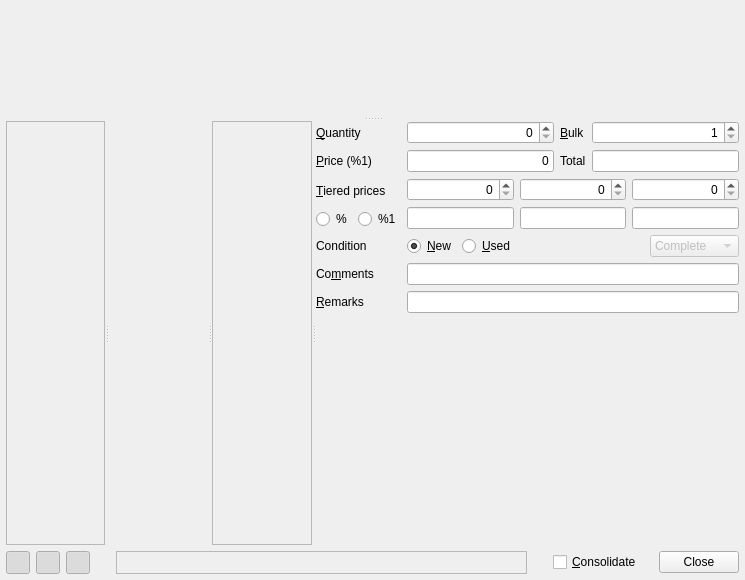
The window that src/additemdialog.ui (rgriebl/brickstore) describes before a commit, drawn with Qt 5.
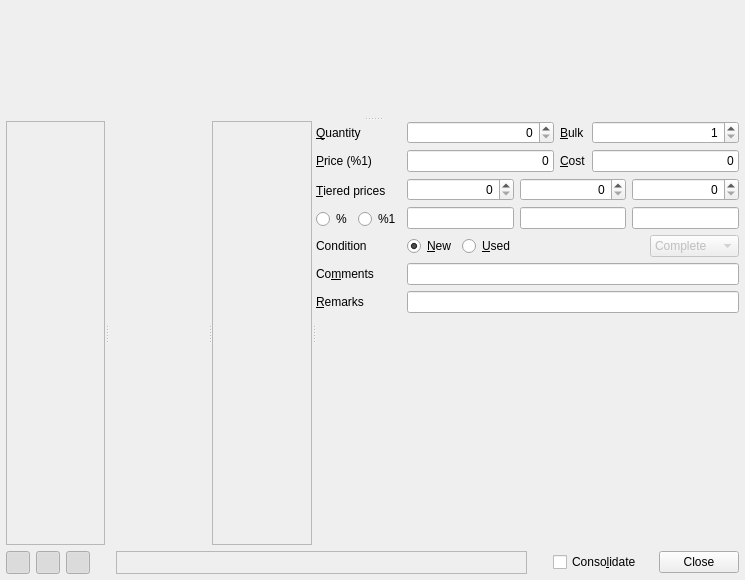
The same window after the commit. Icons and pictures are not drawn. Custom widgets are drawn as their Qt base class.

Commit message:
Replace the "Total" with a new "Cost" input field in the add-items dialog
Closes: #129

Patch:
```diff
--- a/src/additemdialog.ui
+++ b/src/additemdialog.ui
@@ -109,7 +109,10 @@
         <item row="1" column="2">
          <widget class="QLabel" name="label_4">
           <property name="text">
-           <string>Total</string>
+           <string notr="true">&amp;Cost</string>
+          </property>
+          <property name="buddy">
+           <cstring>w_cost</cstring>
           </property>
          </widget>
         </item>
@@ -186,13 +189,13 @@
          </widget>
         </item>
         <item row="1" column="3">
-         <widget class="QLineEdit" name="w_total">
+         <widget class="QLineEdit" name="w_cost">
+          <property name="text">
+           <string notr="true">0</string>
+          </property>
           <property name="alignment">
            <set>Qt::AlignRight|Qt::AlignTrailing|Qt::AlignVCenter</set>
           </property>
-          <property name="readOnly">
-           <bool>true</bool>
-          </property>
          </widget>
         </item>
         <item row="1" column="1">
@@ -479,7 +482,7 @@
      <item>
       <widget class="QCheckBox" name="w_merge">
        <property name="text">
-        <string>&amp;Consolidate</string>
+        <string>Conso&amp;lidate</string>
        </property>
       </widget>
      </item>
```
Left out of the diff: 2 changed lines with no effect on the pictures. The commit also changes 2 other files.
